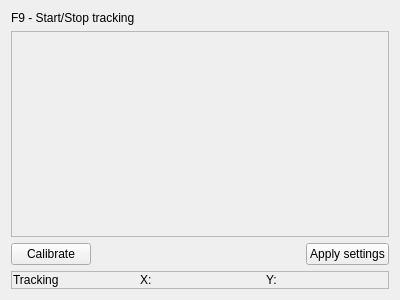
Before: the Qt Designer form src/mickey/mickey.ui in mavak/linux-track, drawn with Qt 5.
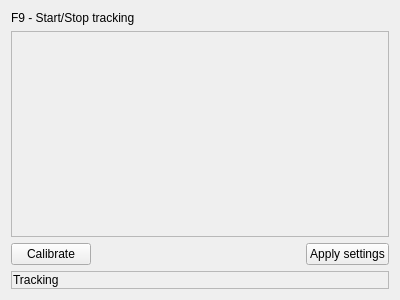
After: the same form once the commit is applied.

Commit message: Implemented trial of new settings with possible revert. Both current and new curve settings are visible now. Removed X and Y values labels since the CPU usage was too high.

Patch:
```diff
--- a/src/mickey/mickey.ui
+++ b/src/mickey/mickey.ui
@@ -121,32 +121,6 @@
           </property>
          </widget>
         </item>
-        <item>
-         <widget class="QLabel" name="XLabel">
-          <property name="sizePolicy">
-           <sizepolicy hsizetype="Minimum" vsizetype="Preferred">
-            <horstretch>0</horstretch>
-            <verstretch>0</verstretch>
-           </sizepolicy>
-          </property>
-          <property name="text">
-           <string>X: </string>
-          </property>
-         </widget>
-        </item>
-        <item>
-         <widget class="QLabel" name="YLabel">
-          <property name="sizePolicy">
-           <sizepolicy hsizetype="Minimum" vsizetype="Preferred">
-            <horstretch>0</horstretch>
-            <verstretch>0</verstretch>
-           </sizepolicy>
-          </property>
-          <property name="text">
-           <string>Y:</string>
-          </property>
-         </widget>
-        </item>
        </layout>
       </item>
      </layout>
```
The commit also changes 5 other files.
